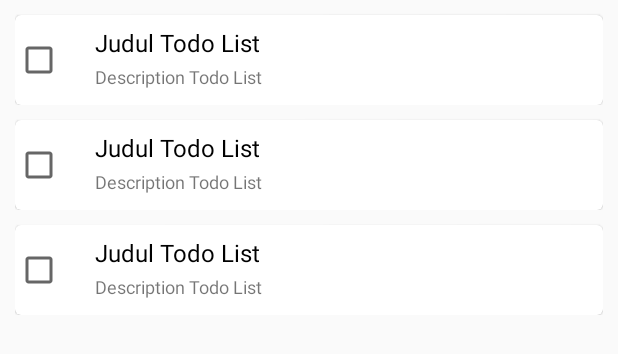
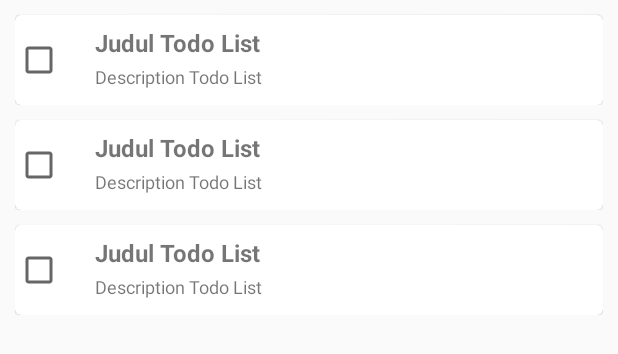
Before and after one commit to AanMFA/ToDoList, an Android app: the layout fragment_shared_list.xml on its own in the app's theme, with its tools: preview values and no code run, on a phone screen of 412 x 824 dp. Shown: the top 354 px of the screen. Run offline under Robolectric (Android 15) with nearby library versions, the phone set to English and light mode, and no system bars.

Commit message:
Improve List Item UI

```diff
--- a/app/src/main/res/layout/simple_list_item_1.xml
+++ b/app/src/main/res/layout/simple_list_item_1.xml
@@ -32,7 +32,7 @@
                     android:text="Judul Todo List"
                     android:layout_width="match_parent"
                     android:layout_height="wrap_content"
-                    android:textColor="@android:color/black"
+                    android:textStyle="bold"
                     android:textSize="16sp"
                     android:background="?android:attr/activatedBackgroundIndicator"/>
 
```
